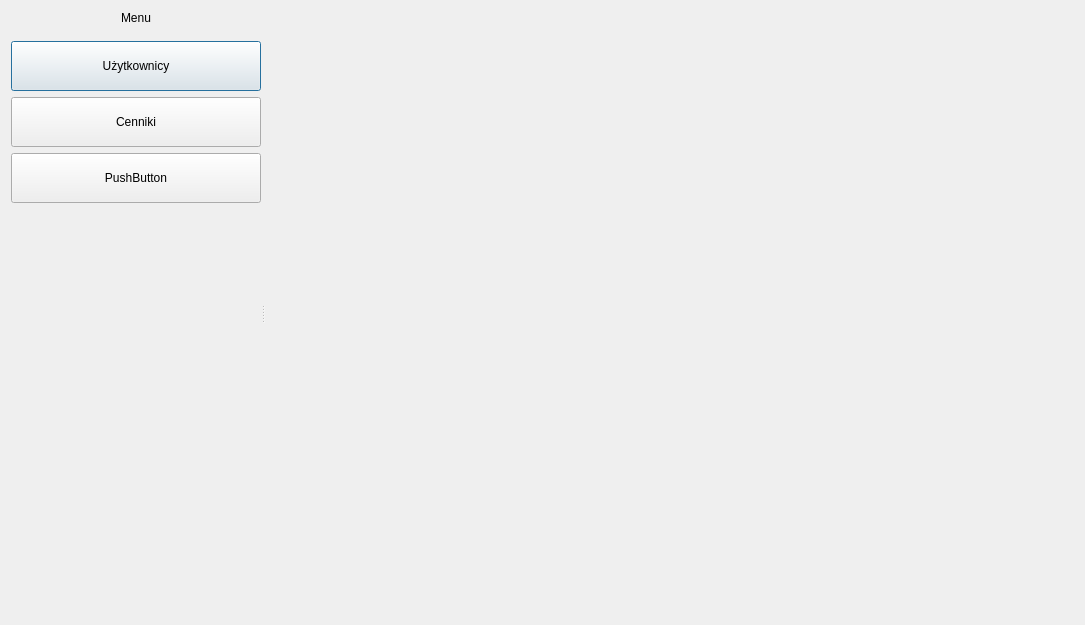
Old version of the form client/admindialog.ui in the repository ZaluskiDominik/advertiser.
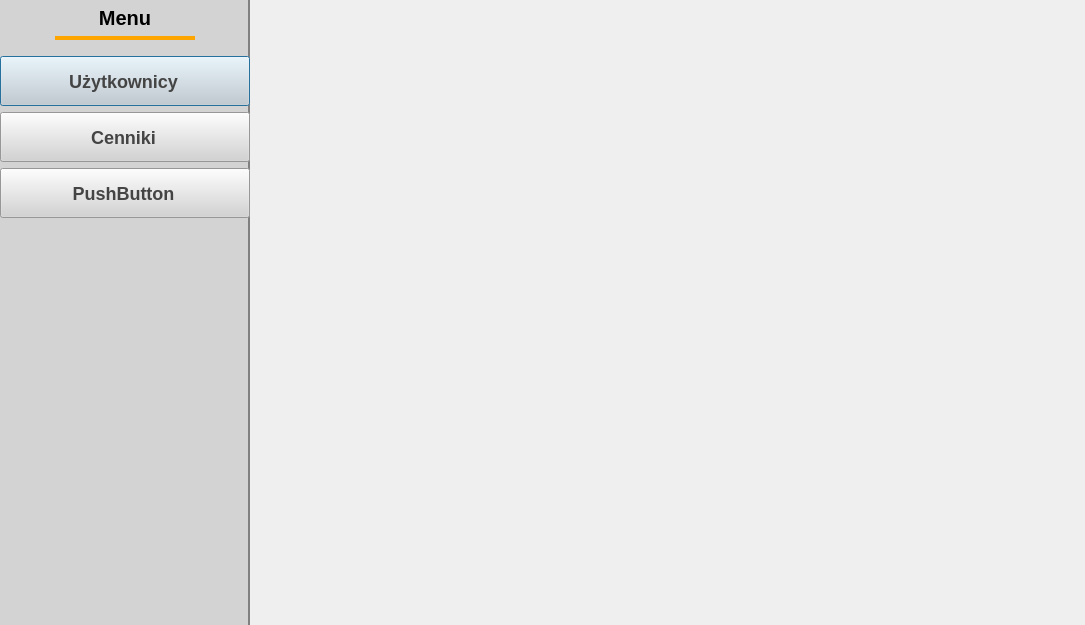
New version of the form.

```diff
--- a/client/admindialog.ui
+++ b/client/admindialog.ui
@@ -14,24 +14,42 @@
    <string>Dialog</string>
   </property>
   <property name="modal">
-   <bool>true</bool>
+   <bool>false</bool>
   </property>
   <layout class="QHBoxLayout" name="horizontalLayout">
+   <property name="spacing">
+    <number>0</number>
+   </property>
+   <property name="leftMargin">
+    <number>0</number>
+   </property>
+   <property name="topMargin">
+    <number>0</number>
+   </property>
+   <property name="rightMargin">
+    <number>0</number>
+   </property>
+   <property name="bottomMargin">
+    <number>0</number>
+   </property>
    <item>
     <widget class="QSplitter" name="splitter">
      <property name="orientation">
       <enum>Qt::Horizontal</enum>
      </property>
-     <widget class="QWidget" name="" native="true">
+     <property name="handleWidth">
+      <number>1</number>
+     </property>
+     <widget class="QWidget" name="widget" native="true">
       <property name="sizePolicy">
-       <sizepolicy hsizetype="Preferred" vsizetype="Preferred">
+       <sizepolicy hsizetype="Minimum" vsizetype="Preferred">
         <horstretch>0</horstretch>
         <verstretch>0</verstretch>
        </sizepolicy>
       </property>
       <property name="minimumSize">
        <size>
-        <width>100</width>
+        <width>120</width>
         <height>0</height>
        </size>
       </property>
@@ -47,9 +65,33 @@
         <height>0</height>
        </size>
       </property>
+      <property name="styleSheet">
+       <string notr="true">border-right: 2px solid gray;
+padding-right: 2px;
+background-color: lightgray;</string>
+      </property>
       <layout class="QVBoxLayout" name="verticalLayout">
-       <item>
+       <item alignment="Qt::AlignHCenter">
         <widget class="QLabel" name="label">
+         <property name="sizePolicy">
+          <sizepolicy hsizetype="Fixed" vsizetype="Preferred">
+           <horstretch>0</horstretch>
+           <verstretch>0</verstretch>
+          </sizepolicy>
+         </property>
+         <property name="minimumSize">
+          <size>
+           <width>140</width>
+           <height>0</height>
+          </size>
+         </property>
+         <property name="styleSheet">
+          <string notr="true">font-weight: bold;
+font-size: 20px;
+border: 2px solid transparent;
+border-bottom: 4px solid orange;
+padding: 4px 0 6px 0;</string>
+         </property>
          <property name="text">
           <string>Menu</string>
          </property>
@@ -88,6 +130,11 @@
            <height>50</height>
           </size>
          </property>
+         <property name="styleSheet">
+          <string notr="true">font-size: 18px;
+font-weight: bold;
+color: #444;</string>
+         </property>
          <property name="text">
           <string>Użytkownicy</string>
          </property>
@@ -107,6 +154,11 @@
            <height>50</height>
           </size>
          </property>
+         <property name="styleSheet">
+          <string notr="true">font-size: 18px;
+font-weight: bold;
+color: #444;</string>
+         </property>
          <property name="text">
           <string>Cenniki</string>
          </property>
@@ -126,6 +178,11 @@
            <height>50</height>
           </size>
          </property>
+         <property name="styleSheet">
+          <string notr="true">font-size: 18px;
+font-weight: bold;
+color: #444;</string>
+         </property>
          <property name="text">
           <string>PushButton</string>
          </property>
```
